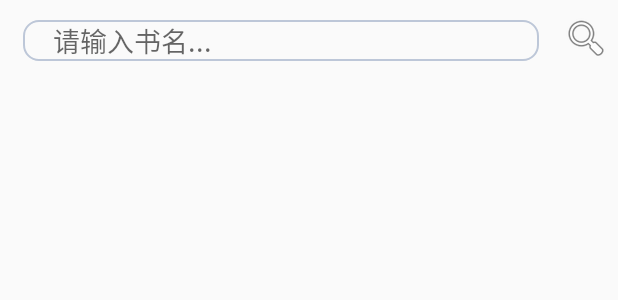
After one commit to shangyulin/BookStore, an Android app: the layout activity_search.xml on its own in the app's theme, with its tools: preview values and no code run, on a phone screen of 412 x 824 dp. The commit adds this screen. Shown: the top 300 px of the screen. Run offline under Robolectric (Android 15) with nearby library versions, the phone set to English and light mode, and no system bars.

```diff
--- /dev/null
+++ b/app/src/main/res/drawable/bg_edittext.xml
@@ -0,0 +1,9 @@
+<?xml version="1.0" encoding="utf-8"?>
+<selector xmlns:android="http://schemas.android.com/apk/res/android">
+    <item
+        android:state_window_focused="false"
+        android:drawable="@drawable/bg_edittext_normal" />
+    <item
+        android:state_focused="true"
+        android:drawable="@drawable/bg_edittext_focused" />
+</selector>
--- /dev/null
+++ b/app/src/main/res/drawable/bg_edittext_focused.xml
@@ -0,0 +1,8 @@
+<?xml version="1.0" encoding="utf-8"?>
+<shape xmlns:android="http://schemas.android.com/apk/res/android">
+    <solid android:color="@android:color/transparent" />
+    <corners android:radius="10dip"/>
+    <stroke
+        android:width="1dip"
+        android:color="#728ea3" />
+</shape>
--- /dev/null
+++ b/app/src/main/res/drawable/bg_edittext_normal.xml
@@ -0,0 +1,8 @@
+<?xml version="1.0" encoding="utf-8"?>
+<shape xmlns:android="http://schemas.android.com/apk/res/android">
+    <solid android:color="@android:color/transparent" />
+    <corners android:radius="10dip"/>
+    <stroke
+        android:width="1dip"
+        android:color="#BDC7D8" />
+</shape>
--- /dev/null
+++ b/app/src/main/res/layout/activity_search.xml
@@ -0,0 +1,45 @@
+<?xml version="1.0" encoding="utf-8"?>
+<LinearLayout xmlns:android="http://schemas.android.com/apk/res/android"
+    xmlns:tools="http://schemas.android.com/tools"
+    android:layout_width="match_parent"
+    android:layout_height="match_parent"
+    android:orientation="vertical"
+    tools:context=".SearchActivity">
+
+    <LinearLayout
+        android:layout_width="match_parent"
+        android:layout_height="wrap_content"
+        android:orientation="horizontal">
+
+        <EditText
+            android:id="@+id/et"
+            android:background="@drawable/bg_edittext"
+            android:paddingLeft="20dp"
+            android:paddingRight="20dp"
+            android:layout_marginTop="13dp"
+            android:layout_marginLeft="15dp"
+            android:layout_marginRight="15dp"
+            android:layout_marginBottom="10dp"
+            android:textColor="#008A00"
+            android:layout_width="0dp"
+            android:layout_weight="1"
+            android:layout_height="wrap_content"
+            android:textSize="18sp"
+            android:hint="@string/et_hint"/>
+
+        <ImageView
+            android:id="@+id/search"
+            android:layout_width="wrap_content"
+            android:layout_height="wrap_content"
+            android:background="@android:drawable/ic_menu_search"
+            android:layout_gravity="center_vertical"
+            android:layout_marginRight="5dp"/>
+
+    </LinearLayout>
+
+
+    <ListView
+        android:id="@+id/lv"
+        android:layout_width="match_parent"
+        android:layout_height="wrap_content"/>
+</LinearLayout>
--- a/app/src/main/res/menu/activity_menu.xml
+++ b/app/src/main/res/menu/activity_menu.xml
@@ -5,9 +5,8 @@
         android:id="@+id/action_search"
         android:icon="@android:drawable/ic_menu_search"
         android:title="@string/action_search"
-        app:actionViewClass="android.support.v7.widget.SearchView"
         app:showAsAction="ifRoom" />
-
+    <!--app:actionViewClass="android.support.v7.widget.SearchView"-->
     <item
         android:id="@+id/action_scanner"
         android:icon="@android:drawable/ic_menu_camera"
--- a/app/src/main/res/values/strings.xml
+++ b/app/src/main/res/values/strings.xml
@@ -2,4 +2,5 @@
     <string name="app_name">BookStore</string>
     <string name="action_search">搜索</string>
     <string name="action_scanner">扫描</string>
+    <string name="et_hint">请输入书名...</string>
 </resources>
```
Also changed, not shown: app/src/main/AndroidManifest.xml (+5 -2 lines), app/src/main/java/com/shang/admin/bookstore/MainActivity.java (+12 -25 lines), app/src/main/java/com/shang/admin/bookstore/SearchActivity.java (added, +91 -0 lines), app/src/main/java/com/shang/admin/bookstore/db/BookDB.java (+27 -8 lines).
